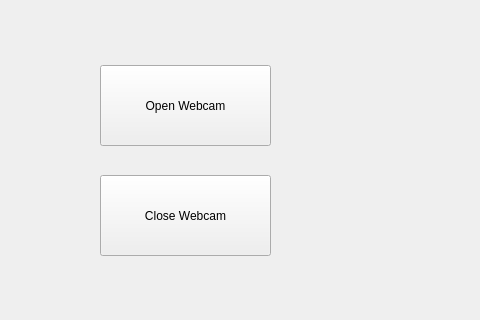
This is RtspClient/forms/mainwindow.ui in jovanSlavujevic96/MSc_RtspStreaming_Cpp as Qt 5 draws it before an edit; both pictures show x 0 to 480 and y 232 to 552 of the 1115 by 648 pixel window. The edited form follows.
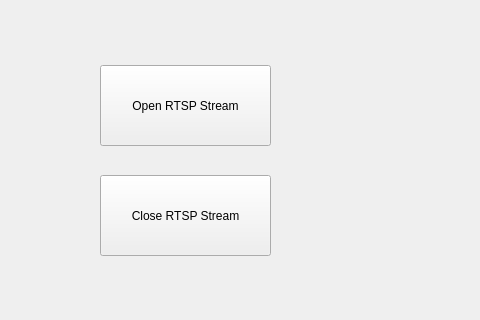
This is the edited form.

Commit message: -Working on "ON DEMAND" RTSP Client

```diff
--- a/RtspClient/forms/mainwindow.ui
+++ b/RtspClient/forms/mainwindow.ui
@@ -24,7 +24,7 @@
      </rect>
     </property>
     <property name="text">
-     <string>Open Webcam</string>
+     <string>Open RTSP Stream</string>
     </property>
    </widget>
    <widget class="QPushButton" name="pushButton_close_webcam">
@@ -37,7 +37,7 @@
      </rect>
     </property>
     <property name="text">
-     <string>Close Webcam</string>
+     <string>Close RTSP Stream</string>
     </property>
    </widget>
    <widget class="QLabel" name="label">
```
Left out of the diff: 4 changed lines with no effect on the pictures. The commit also changes 6 other files.
